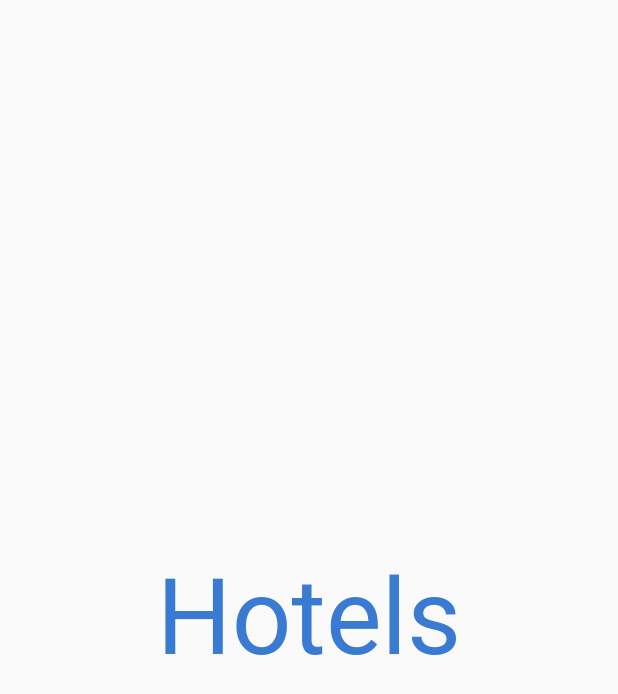
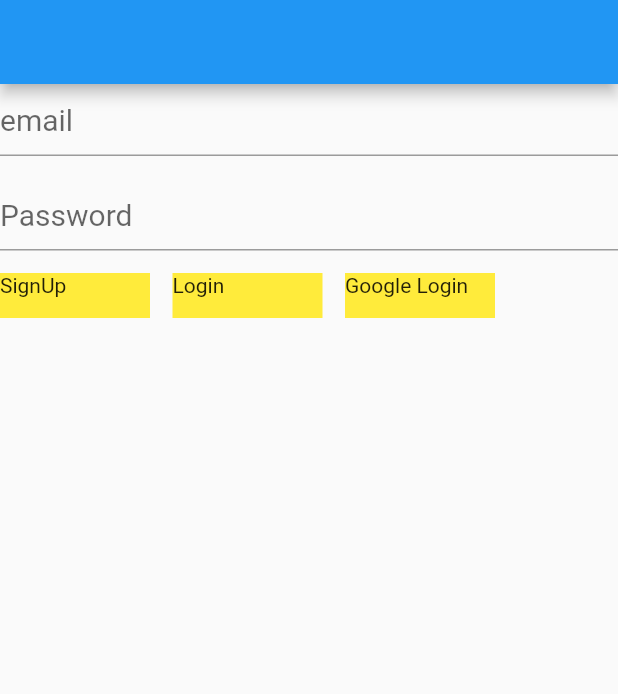
Before and after one commit to ulumfr/Hotel-Booking-App, a Flutter app: the first screen one second after launch, on a phone screen of 412 x 824 dp. Shown: the top 694 px of the screen. Run offline on Flutter 3.47's test engine with Material 2 defaults, Android fonts, the phone set to English and light mode, and no system bars; our stand-ins replace cloud_firestore, firebase_auth, firebase_core, get, google_sign_in, image_picker and 2 more; accounts and stored records are empty; statements that could not run were skipped.

Commit message:
add auth

```diff
--- a/lib/controllers/main/homescreen_controller.dart
+++ b/lib/controllers/main/homescreen_controller.dart
@@ -1,11 +1,14 @@
 import 'package:cloud_firestore/cloud_firestore.dart';
 import 'package:get/get.dart';
+import 'package:hotel_booking_app/views/main/screen/auth_controller.dart';
 
 class HomeScreenController extends GetxController {
+  late AuthController user;
   FirebaseFirestore firestore = FirebaseFirestore.instance;
 
   @override
   void onInit() {
+    user = AuthController.instance;
     super.onInit();
   }
 
--- /dev/null
+++ b/lib/hbindings.dart
@@ -0,0 +1,13 @@
+
+import 'package:get/get.dart';
+
+import 'controllers/main/homescreen_controller.dart';
+
+class Hbindings extends Bindings {
+  @override
+  void dependencies() {
+    Get.put(HomeScreenController());
+    // Get.put(AnotherController());
+    // Add any other dependencies you need
+  }
+}
--- a/lib/main.dart
+++ b/lib/main.dart
@@ -1,15 +1,21 @@
 import 'package:firebase_core/firebase_core.dart';
 import 'package:flutter/material.dart';
 import 'package:get/get.dart';
+import 'package:hotel_booking_app/hbindings.dart';
 import 'package:hotel_booking_app/routes/app_pages.dart';
+import 'package:hotel_booking_app/views/main/screen/auth_controller.dart';
+import 'package:hotel_booking_app/views/main/screen/signup.dart';
+import 'package:shared_preferences/shared_preferences.dart';
 
 import 'firebase_options.dart';
 
 void main() async {
-  runApp(const MyApp());
+  WidgetsFlutterBinding.ensureInitialized();
   await Firebase.initializeApp(
     options: DefaultFirebaseOptions.currentPlatform,
-  );
+  ).then((value) => Get.put(AuthController()));
+  await Get.putAsync(() async => await SharedPreferences.getInstance());
+  runApp(const MyApp());
 }
 
 class MyApp extends StatelessWidget {
@@ -17,10 +23,12 @@ class MyApp extends StatelessWidget {
 
   @override
   Widget build(BuildContext context) {
-    return GetMaterialApp(
+    return  GetMaterialApp(
       title: 'Hotel Booking',
-      initialRoute: '/welcome',
-      getPages: AppRoutes.pages,
+      home: SignUp(),
+      initialBinding: Hbindings(),
+      // initialRoute: '/welcome',
+      // getPages: AppRoutes.pages,
       debugShowCheckedModeBanner: false,
     );
   }
--- /dev/null
+++ b/lib/views/main/screen/auth_controller.dart
@@ -0,0 +1,108 @@
+import 'package:firebase_auth/firebase_auth.dart';
+import 'package:flutter/material.dart';
+import 'package:get/get.dart';
+import 'package:google_sign_in/google_sign_in.dart';
+import 'package:hotel_booking_app/views/main/screen/signup.dart';
+import 'package:hotel_booking_app/views/main/screen/test_page.dart';
+import 'package:shared_preferences/shared_preferences.dart';
+
+class AuthController extends GetxController {
+  // const AuthController({super.key});
+  static AuthController instance = Get.find();
+  late Rx<User?> _user; //store user info
+  final FirebaseAuth auth = FirebaseAuth.instance;
+  final GoogleSignIn _googleSignIn = GoogleSignIn();
+  final SharedPreferences _prefs = Get.find<SharedPreferences>();
+
+  @override
+  void onReady() {
+    super.onReady();
+    _user = Rx<User?>(auth.currentUser); //type casting
+    _user.bindStream(auth.userChanges());
+    ever(_user, _initialScreen); //listener if user not null
+  }
+
+  _initialScreen(User? user){
+    if(user == null){
+      print("Login");
+      Get.offAll(() => SignUp());
+    } else {
+      Get.offAll(() => Testing(email: user.email!));
+    }
+  }
+
+  void register(String email,password) async{
+    try{
+      await auth.createUserWithEmailAndPassword(email: email, password: password);
+      _prefs.setString('user_token', auth.currentUser!.uid);
+    }catch(e){
+      Get.snackbar("About User", "User message",
+      snackPosition: SnackPosition.BOTTOM,
+      backgroundColor: Colors.lightBlueAccent,
+      titleText: const Text("Account creation failed",
+      style: TextStyle(
+        color: Colors.white
+      )),
+      messageText: Text(e.toString(),
+          style: const TextStyle(
+              color: Colors.white
+          )));
+    }
+  }
+  void login(String email,password) async{
+    try{
+      await auth.signInWithEmailAndPassword(email: email, password: password);
+      _prefs.setString('user_token', auth.currentUser!.uid);
+    }catch(e){
+      Get.snackbar("About Login", "Login message",
+          snackPosition: SnackPosition.BOTTOM,
+          backgroundColor: Colors.lightBlueAccent,
+          titleText: const Text("Account login failed",
+              style: TextStyle(
+                  color: Colors.white
+              )),
+          messageText: Text(e.toString(),
+              style: const TextStyle(
+                  color: Colors.white
+              )));
+    }
+  }
+
+  void gLogin() async {
+    try{
+      final GoogleSignInAccount? googleSignInAccount = await _googleSignIn.signIn();
+
+      if (googleSignInAccount != null) {
+        final GoogleSignInAuthentication googleSignInAuthentication = await googleSignInAccount.authentication;
+        final AuthCredential credential = GoogleAuthProvider.credential(
+          accessToken: googleSignInAuthentication.accessToken,
+          idToken: googleSignInAuthentication.idToken,
+        );
+
+        await auth.signInWithCredential(credential);
+        _prefs.setString('user_token', auth.currentUser!.uid);
+      }
+
+    }catch(e){
+      Get.snackbar("About Login", "Login message",
+          snackPosition: SnackPosition.BOTTOM,
+          backgroundColor: Colors.lightBlueAccent,
+          titleText: const Text("Account login failed",
+              style: TextStyle(
+                  color: Colors.white
+              )),
+          messageText: Text(e.toString(),
+              style: const TextStyle(
+                  color: Colors.white
+              )));
+    }
+  }
+  void logOut() async {
+    _prefs.remove('user_token');
+    auth.signOut();
+    if (await _googleSignIn.isSignedIn()) {
+      await _googleSignIn.signOut();
+    }
+  }
+
+}
--- /dev/null
+++ b/lib/views/main/screen/signup.dart
@@ -0,0 +1,91 @@
+import 'package:flutter/material.dart';
+import 'package:get/get.dart';
+import 'package:hotel_booking_app/controllers/main/homescreen_controller.dart';
+
+class SignUp extends GetView<HomeScreenController> {
+  const SignUp({super.key});
+
+  @override
+  Widget build(BuildContext context) {
+    var emailController = TextEditingController();
+    var passwordController = TextEditingController();
+    return Scaffold(
+      appBar: AppBar(),
+      body: Center(
+
+        child: Column(
+          children: [
+            TextFormField(
+              controller: emailController,
+              decoration: const InputDecoration(
+                hintText: "email",
+                hintStyle: TextStyle(
+                  fontSize: 20
+                )
+              ),
+            ),
+            const SizedBox(height: 15),
+            TextFormField(
+              controller: passwordController,
+              obscureText: true,
+              decoration: const InputDecoration(
+                  hintText: "Password",
+                  hintStyle: TextStyle(
+                      fontSize: 20
+                  )
+              ),
+            ),
+            const SizedBox(height: 15),
+            Row(
+              children: [
+                GestureDetector(
+                  onTap: (){
+                    controller.user.register(emailController.text.trim(), passwordController.text.trim());
+
+                  },
+                  child: Container(
+                    width: 100,
+                    height: 30,
+                    decoration: const BoxDecoration(
+                      color: Colors.yellow
+                    ),
+                    child: const Text("SignUp"),
+                  ),
+                ),
+                const SizedBox(width: 15),
+                GestureDetector(
+                  onTap: (){
+                    controller.user.login(emailController.text.trim(), passwordController.text.trim());
+                    },
+                  child: Container(
+                    width: 100,
+                    height: 30,
+                    decoration: const BoxDecoration(
+                        color: Colors.yellow
+                    ),
+                    child: const Text("Login"),
+                  ),
+                ),
+                const SizedBox(width: 15),
+                GestureDetector(
+                  onTap: (){
+                    controller.user.gLogin();
+                  },
+                  child: Container(
+                    width: 100,
+                    height: 30,
+                    decoration: const BoxDecoration(
+                        color: Colors.yellow
+                    ),
+                    child: const Text("Google Login"),
+                  ),
+                ),
+              ],
+            )
+
+          ],
+        ),
+      ),
+    );
+  }
+}
--- a/pubspec.yaml
+++ b/pubspec.yaml
@@ -37,6 +37,9 @@ dependencies:
   webview_flutter: ^4.4.1
   firebase_core: ^2.21.0
   cloud_firestore: ^4.12.2
+  firebase_auth: ^4.12.1
+  google_sign_in: ^6.1.5
+  shared_preferences: ^2.2.2
 
   # The following adds the Cupertino Icons font to your application.
   # Use with the CupertinoIcons class for iOS style icons.
```
Also changed, not shown: lib/views/main/screen/test_page.dart (added, +36 -0 lines), pubspec.lock, 5 other files.
